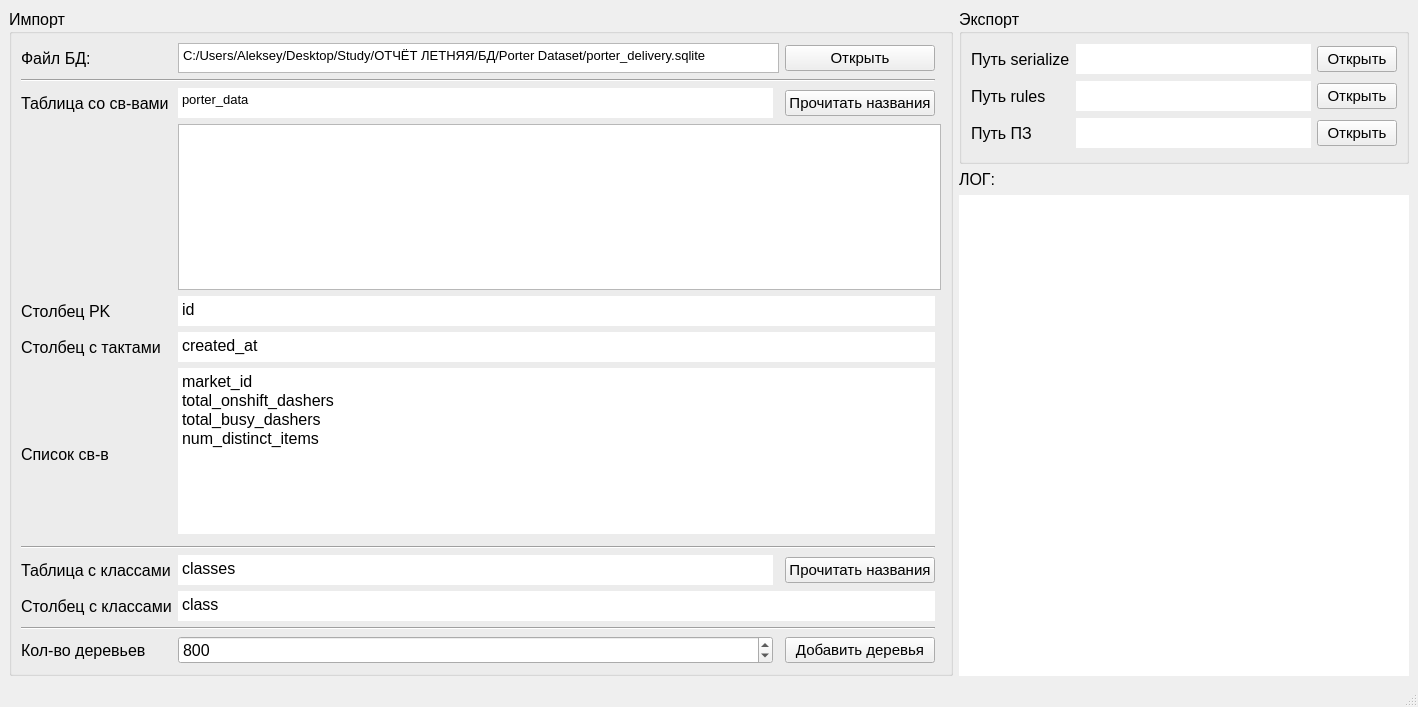
Above: mainwindow.ui from acveq/AT_KRL_STRUCTS_MAIN before the change. Below: the same form after it.
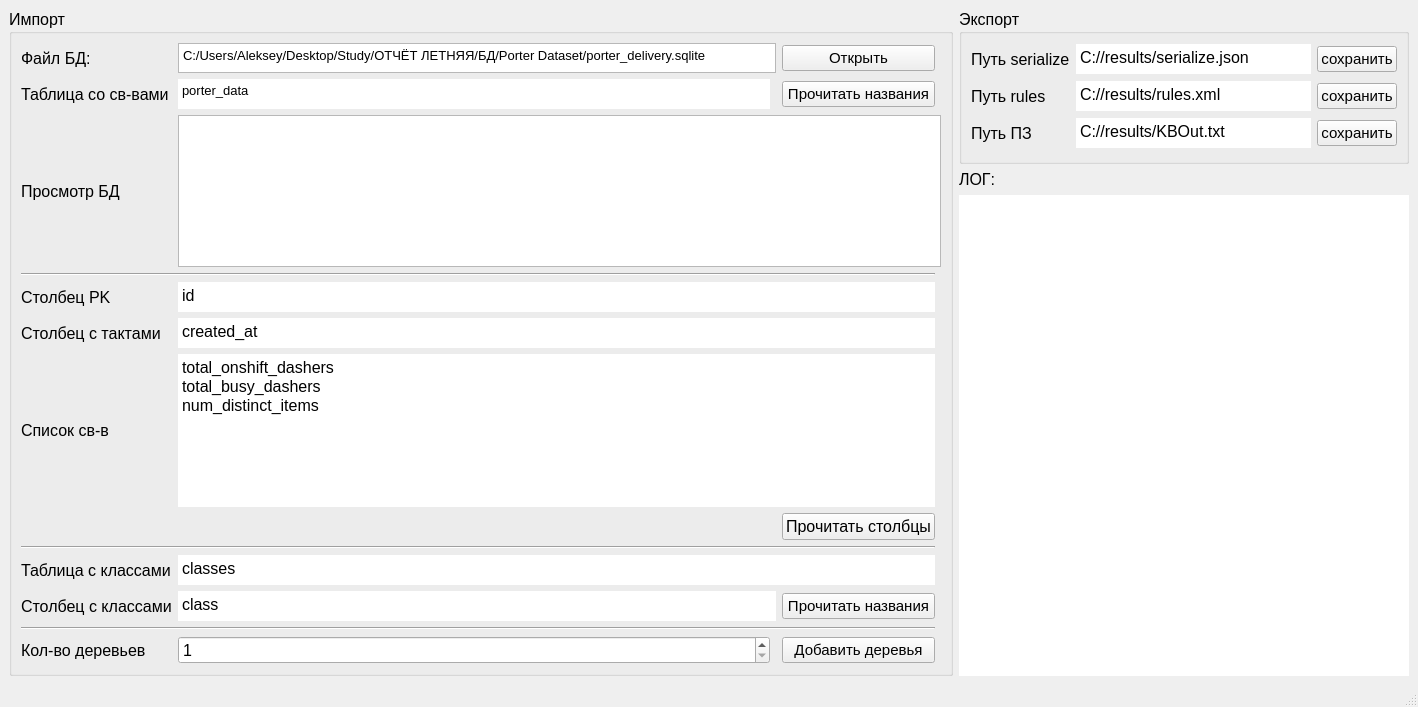
That is the form after the change.

Commit message: feat: added tree builder

The edit to the form file:
```diff
--- a/mainwindow.ui
+++ b/mainwindow.ui
@@ -26,14 +26,19 @@
        <string>Импорт</string>
       </property>
       <layout class="QGridLayout" name="gridLayout">
-       <item row="8" column="0" colspan="4">
-        <widget class="Line" name="line">
-         <property name="orientation">
-          <enum>Qt::Horizontal</enum>
+       <item row="12" column="0">
+        <widget class="QLabel" name="label_10">
+         <property name="font">
+          <font>
+           <pointsize>12</pointsize>
+          </font>
+         </property>
+         <property name="text">
+          <string>Столбец с классами</string>
          </property>
         </widget>
        </item>
-       <item row="5" column="1" colspan="3">
+       <item row="6" column="1" colspan="3">
         <widget class="QPlainTextEdit" name="teColumnTick">
          <property name="maximumSize">
           <size>
@@ -57,7 +62,98 @@
          </property>
         </widget>
        </item>
-       <item row="13" column="0">
+       <item row="10" column="1" colspan="3">
+        <widget class="QPlainTextEdit" name="teClassTable">
+         <property name="maximumSize">
+          <size>
+           <width>800</width>
+           <height>30</height>
+          </size>
+         </property>
+         <property name="font">
+          <font>
+           <pointsize>12</pointsize>
+          </font>
+         </property>
+         <property name="frameShape">
+          <enum>QFrame::NoFrame</enum>
+         </property>
+         <property name="frameShadow">
+          <enum>QFrame::Sunken</enum>
+         </property>
+         <property name="plainText">
+          <string>classes</string>
+         </property>
+        </widget>
+       </item>
+       <item row="8" column="3">
+        <widget class="QPushButton" name="btnReadColums">
+         <property name="text">
+          <string>Прочитать столбцы</string>
+         </property>
+        </widget>
+       </item>
+       <item row="2" column="3">
+        <widget class="QPushButton" name="btnReadTable">
+         <property name="font">
+          <font>
+           <pointsize>11</pointsize>
+          </font>
+         </property>
+         <property name="text">
+          <string>Прочитать названия</string>
+         </property>
+        </widget>
+       </item>
+       <item row="12" column="1" colspan="2">
+        <widget class="QPlainTextEdit" name="teClassColumn">
+         <property name="maximumSize">
+          <size>
+           <width>800</width>
+           <height>30</height>
+          </size>
+         </property>
+         <property name="font">
+          <font>
+           <pointsize>12</pointsize>
+          </font>
+         </property>
+         <property name="frameShape">
+          <enum>QFrame::NoFrame</enum>
+         </property>
+         <property name="frameShadow">
+          <enum>QFrame::Sunken</enum>
+         </property>
+         <property name="plainText">
+          <string>class</string>
+         </property>
+        </widget>
+       </item>
+       <item row="0" column="3">
+        <widget class="QPushButton" name="btnOpenDB">
+         <property name="font">
+          <font>
+           <pointsize>11</pointsize>
+          </font>
+         </property>
+         <property name="text">
+          <string>Открыть</string>
+         </property>
+        </widget>
+       </item>
+       <item row="10" column="0">
+        <widget class="QLabel" name="label_6">
+         <property name="font">
+          <font>
+           <pointsize>12</pointsize>
+          </font>
+         </property>
+         <property name="text">
+          <string>Таблица с классами</string>
+         </property>
+        </widget>
+       </item>
+       <item row="14" column="0">
         <widget class="QLabel" name="label_7">
          <property name="font">
           <font>
@@ -69,7 +165,75 @@
          </property>
         </widget>
        </item>
-       <item row="4" column="1" colspan="3">
+       <item row="2" column="1">
+        <widget class="QPlainTextEdit" name="teAttrName">
+         <property name="maximumSize">
+          <size>
+           <width>800</width>
+           <height>30</height>
+          </size>
+         </property>
+         <property name="font">
+          <font>
+           <pointsize>10</pointsize>
+          </font>
+         </property>
+         <property name="frameShape">
+          <enum>QFrame::NoFrame</enum>
+         </property>
+         <property name="frameShadow">
+          <enum>QFrame::Sunken</enum>
+         </property>
+         <property name="plainText">
+          <string>porter_data</string>
+         </property>
+        </widget>
+       </item>
+       <item row="13" column="0" colspan="4">
+        <widget class="Line" name="line_2">
+         <property name="orientation">
+          <enum>Qt::Horizontal</enum>
+         </property>
+        </widget>
+       </item>
+       <item row="6" column="0">
+        <widget class="QLabel" name="label_4">
+         <property name="font">
+          <font>
+           <pointsize>12</pointsize>
+          </font>
+         </property>
+         <property name="text">
+          <string>Столбец с тактами</string>
+         </property>
+        </widget>
+       </item>
+       <item row="9" column="0" colspan="4">
+        <widget class="Line" name="line">
+         <property name="orientation">
+          <enum>Qt::Horizontal</enum>
+         </property>
+        </widget>
+       </item>
+       <item row="14" column="1">
+        <widget class="QSpinBox" name="sbTreeCount">
+         <property name="font">
+          <font>
+           <pointsize>12</pointsize>
+          </font>
+         </property>
+         <property name="minimum">
+          <number>1</number>
+         </property>
+         <property name="maximum">
+          <number>10000</number>
+         </property>
+         <property name="value">
+          <number>1</number>
+         </property>
+        </widget>
+       </item>
+       <item row="5" column="1" colspan="3">
         <widget class="QPlainTextEdit" name="tePK">
          <property name="maximumSize">
           <size>
@@ -93,6 +257,37 @@
          </property>
         </widget>
        </item>
+       <item row="14" column="3">
+        <widget class="QPushButton" name="btnAddTrees">
+         <property name="font">
+          <font>
+           <pointsize>11</pointsize>
+          </font>
+         </property>
+         <property name="text">
+          <string>Добавить деревья</string>
+         </property>
+        </widget>
+       </item>
+       <item row="4" column="0" colspan="4">
+        <widget class="Line" name="line_3">
+         <property name="orientation">
+          <enum>Qt::Horizontal</enum>
+         </property>
+        </widget>
+       </item>
+       <item row="12" column="3">
+        <widget class="QPushButton" name="btnReadClasses">
+         <property name="font">
+          <font>
+           <pointsize>11</pointsize>
+          </font>
+         </property>
+         <property name="text">
+          <string>Прочитать названия</string>
+         </property>
+        </widget>
+       </item>
        <item row="2" column="0">
         <widget class="QLabel" name="label_2">
          <property name="font">
@@ -105,79 +300,28 @@
          </property>
         </widget>
        </item>
-       <item row="0" column="0">
-        <widget class="QLabel" name="label">
+       <item row="5" column="0">
+        <widget class="QLabel" name="label_3">
          <property name="font">
           <font>
            <pointsize>12</pointsize>
           </font>
          </property>
          <property name="text">
-          <string>Файл БД:</string>
+          <string>Столбец PK</string>
          </property>
         </widget>
        </item>
-       <item row="9" column="0">
-        <widget class="QLabel" name="label_6">
+       <item row="3" column="1" colspan="4">
+        <widget class="QTableView" name="tableView">
          <property name="font">
           <font>
-           <pointsize>12</pointsize>
+           <pointsize>9</pointsize>
           </font>
          </property>
-         <property name="text">
-          <string>Таблица с классами</string>
-         </property>
         </widget>
        </item>
-       <item row="2" column="1">
-        <widget class="QPlainTextEdit" name="teAttrName">
-         <property name="maximumSize">
-          <size>
-           <width>800</width>
-           <height>30</height>
-          </size>
-         </property>
-         <property name="font">
-          <font>
-           <pointsize>10</pointsize>
-          </font>
-         </property>
-         <property name="frameShape">
-          <enum>QFrame::NoFrame</enum>
-         </property>
-         <property name="frameShadow">
-          <enum>QFrame::Sunken</enum>
-         </property>
-         <property name="plainText">
-          <string>porter_data</string>
-         </property>
-        </widget>
-       </item>
-       <item row="0" column="3">
-        <widget class="QPushButton" name="btnOpenDB">
-         <property name="font">
-          <font>
-           <pointsize>11</pointsize>
-          </font>
-         </property>
-         <property name="text">
-          <string>Открыть</string>
-         </property>
-        </widget>
-       </item>
-       <item row="11" column="0">
-        <widget class="QLabel" name="label_10">
-         <property name="font">
-          <font>
-           <pointsize>12</pointsize>
-          </font>
-         </property>
-         <property name="text">
-          <string>Столбец с классами</string>
-         </property>
-        </widget>
-       </item>
-       <item row="6" column="1" colspan="3">
+       <item row="7" column="1" colspan="3">
         <widget class="QPlainTextEdit" name="teAllAttrs">
          <property name="minimumSize">
           <size>
@@ -203,8 +347,7 @@
           <enum>QFrame::Sunken</enum>
          </property>
          <property name="plainText">
-          <string>market_id
-total_onshift_dashers
+          <string>total_onshift_dashers
 total_busy_dashers
 num_distinct_items</string>
          </property>
@@ -228,56 +371,26 @@
          </property>
         </widget>
        </item>
-       <item row="5" column="0">
-        <widget class="QLabel" name="label_4">
+       <item row="0" column="0">
+        <widget class="QLabel" name="label">
          <property name="font">
           <font>
            <pointsize>12</pointsize>
           </font>
          </property>
          <property name="text">
-          <string>Столбец с тактами</string>
+          <string>Файл БД:</string>
          </property>
         </widget>
        </item>
-       <item row="4" column="0">
-        <widget class="QLabel" name="label_3">
-         <property name="font">
-          <font>
-           <pointsize>12</pointsize>
-          </font>
-         </property>
+       <item row="3" column="0">
+        <widget class="QLabel" name="label_11">
          <property name="text">
-          <string>Столбец PK</string>
+          <string>Просмотр БД</string>
          </property>
         </widget>
        </item>
-       <item row="13" column="1">
-        <widget class="QSpinBox" name="sbTreeCount">
-         <property name="font">
-          <font>
-           <pointsize>12</pointsize>
-          </font>
-         </property>
-         <property name="minimum">
-          <number>1</number>
-         </property>
-         <property name="maximum">
-          <number>10000</number>
-         </property>
-         <property name="value">
-          <number>800</number>
-         </property>
-        </widget>
-       </item>
-       <item row="12" column="0" colspan="4">
-        <widget class="Line" name="line_2">
-         <property name="orientation">
-          <enum>Qt::Horizontal</enum>
-         </property>
-        </widget>
-       </item>
-       <item row="6" column="0" rowspan="2">
+       <item row="7" column="0">
         <widget class="QLabel" name="label_5">
          <property name="font">
           <font>
@@ -289,106 +402,6 @@
          </property>
         </widget>
        </item>
-       <item row="9" column="3">
-        <widget class="QPushButton" name="btnReadClasses">
-         <property name="font">
-          <font>
-           <pointsize>11</pointsize>
-          </font>
-         </property>
-         <property name="text">
-          <string>Прочитать названия</string>
-         </property>
-        </widget>
-       </item>
-       <item row="9" column="1">
-        <widget class="QPlainTextEdit" name="teClassTable">
-         <property name="maximumSize">
-          <size>
-           <width>800</width>
-           <height>30</height>
-          </size>
-         </property>
-         <property name="font">
-          <font>
-           <pointsize>12</pointsize>
-          </font>
-         </property>
-         <property name="frameShape">
-          <enum>QFrame::NoFrame</enum>
-         </property>
-         <property name="frameShadow">
-          <enum>QFrame::Sunken</enum>
-         </property>
-         <property name="plainText">
-          <string>classes</string>
-         </property>
-        </widget>
-       </item>
-       <item row="11" column="1" colspan="3">
-        <widget class="QPlainTextEdit" name="teClassColumn">
-         <property name="maximumSize">
-          <size>
-           <width>800</width>
-           <height>30</height>
-          </size>
-         </property>
-         <property name="font">
-          <font>
-           <pointsize>12</pointsize>
-          </font>
-         </property>
-         <property name="frameShape">
-          <enum>QFrame::NoFrame</enum>
-         </property>
-         <property name="frameShadow">
-          <enum>QFrame::Sunken</enum>
-         </property>
-         <property name="plainText">
-          <string>class</string>
-         </property>
-        </widget>
-       </item>
-       <item row="13" column="3">
-        <widget class="QPushButton" name="btnAddTrees">
-         <property name="font">
-          <font>
-           <pointsize>11</pointsize>
-          </font>
-         </property>
-         <property name="text">
-          <string>Добавить деревья</string>
-         </property>
-        </widget>
-       </item>
-       <item row="1" column="0" colspan="4">
-        <widget class="Line" name="line_3">
-         <property name="orientation">
-          <enum>Qt::Horizontal</enum>
-         </property>
-        </widget>
-       </item>
-       <item row="3" column="1" colspan="4">
-        <widget class="QTableView" name="tableView">
-         <property name="font">
-          <font>
-           <pointsize>9</pointsize>
-          </font>
-         </property>
-        </widget>
-       </item>
-       <item row="2" column="3">
-        <widget class="QPushButton" name="btnReadTable">
-         <property name="font">
-          <font>
-           <pointsize>11</pointsize>
-          </font>
-         </property>
-         <property name="text">
-          <string>Прочитать названия</string>
-         </property>
-        </widget>
-       </item>
       </layout>
      </widget>
     </item>
@@ -461,6 +474,9 @@
          <property name="frameShape">
           <enum>QFrame::NoFrame</enum>
          </property>
+         <property name="plainText">
+          <string>C://results/KBOut.txt</string>
+         </property>
         </widget>
        </item>
        <item row="0" column="1">
@@ -479,6 +495,9 @@
          <property name="frameShape">
           <enum>QFrame::NoFrame</enum>
          </property>
+         <property name="plainText">
+          <string>C://results/serialize.json</string>
+         </property>
         </widget>
        </item>
        <item row="2" column="0">
@@ -521,6 +540,9 @@
          <property name="frameShape">
           <enum>QFrame::NoFrame</enum>
          </property>
+         <property name="plainText">
+          <string>C://results/rules.xml</string>
+         </property>
         </widget>
        </item>
        <item row="0" column="2">
@@ -531,7 +553,7 @@
           </font>
          </property>
          <property name="text">
-          <string>Открыть</string>
+          <string>сохранить</string>
          </property>
         </widget>
        </item>
@@ -555,7 +577,7 @@
           </font>
          </property>
          <property name="text">
-          <string>Открыть</string>
+          <string>сохранить</string>
          </property>
         </widget>
        </item>
@@ -567,7 +589,7 @@
           </font>
          </property>
          <property name="text">
-          <string>Открыть</string>
+          <string>сохранить</string>
          </property>
         </widget>
        </item>
```
The commit also changes 14 other files.
